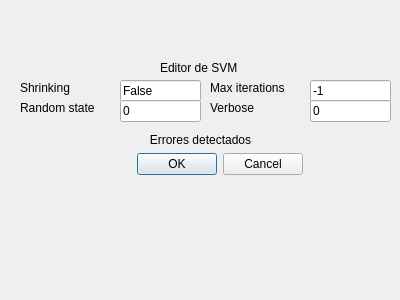
Old version of the form Resources/UI/DialogSVM.ui in the repository 40CompilerErrors/Proyecto2.
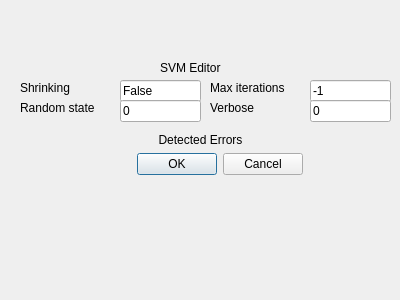
New version of the form.

The edit to the form file:
```diff
--- a/Resources/UI/DialogSVM.ui
+++ b/Resources/UI/DialogSVM.ui
@@ -23,7 +23,7 @@
     </rect>
    </property>
    <property name="text">
-    <string>Editor de SVM</string>
+    <string>SVM Editor</string>
    </property>
   </widget>
   <widget class="QLineEdit" name="dialog_shrinking_SVM">
@@ -156,7 +156,7 @@
     </rect>
    </property>
    <property name="text">
-    <string>Errores detectados</string>
+    <string>Detected Errors</string>
    </property>
    <property name="alignment">
     <set>Qt::AlignCenter</set>
```
